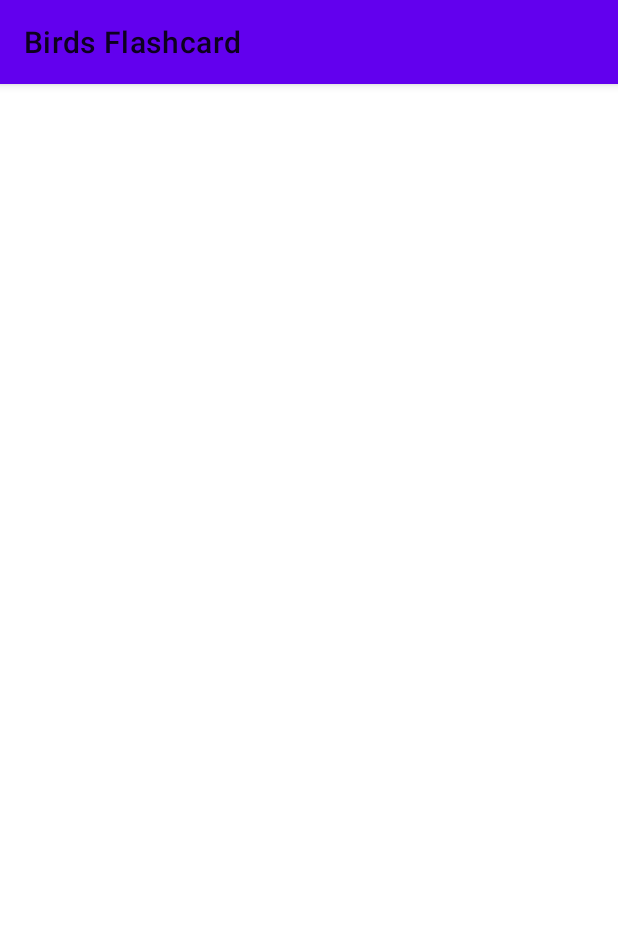
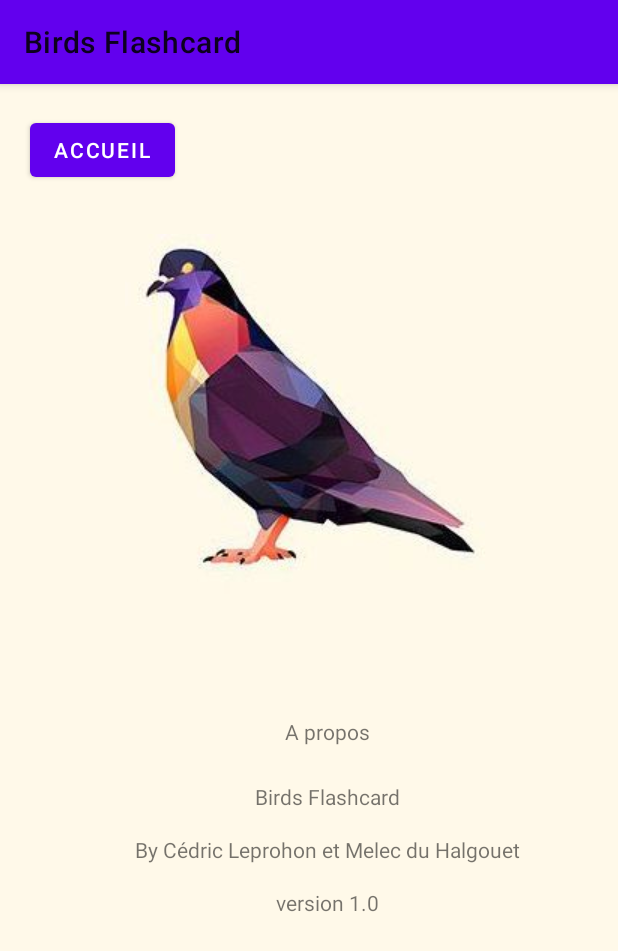
Before and after one commit to CedricLphn/Android-Birds-Flashcard, an Android app: the AboutActivity screen opened directly, with no data from a screen before it, on a phone screen of 412 x 824 dp. Shown: the top 951 px of the screen. Run offline under Robolectric (Android 15) with nearby library versions, the light colour scheme and no system bars.

Commit message:
about page mvp

```diff
--- a/app/src/main/java/com/cedricleprohon/birdsflashcard/AboutActivity.java
+++ b/app/src/main/java/com/cedricleprohon/birdsflashcard/AboutActivity.java
@@ -1,19 +1,55 @@
 package com.cedricleprohon.birdsflashcard;
 
+import android.content.Intent;
 import android.os.Bundle;
+import android.util.Log;
+import android.view.View;
+import android.widget.TextView;
 
 import androidx.annotation.Nullable;
 import androidx.appcompat.app.AppCompatActivity;
 
-public class AboutActivity extends AppCompatActivity {
-
-
-    public AboutActivity() {
-    }
+public class AboutActivity extends AppCompatActivity implements View.OnClickListener{
 
     @Override
     protected void onCreate(@Nullable Bundle savedInstanceState) {
         super.onCreate(savedInstanceState);
         setContentView(R.layout.about);
+
+
+        findViewById(R.id.backButton).setOnClickListener(this);
+
+
+        TextView versionView = findViewById(R.id.appVersion);
+        TextView devNames = findViewById(R.id.devNames);
+        TextView appName = findViewById(R.id.appName);
+
+        //setting VERSION_NAME, App Name, Devs Names to UI
+        String versionCode = BuildConfig.VERSION_NAME;
+        String versionCodeString = "version " + versionCode;
+        versionView.setText(versionCodeString);
+
+        String dev_names = "By Cédric Leprohon et Melec du Halgouet";
+        devNames.setText(dev_names);
+
+        String app_name = "Birds Flashcard";
+        appName.setText(app_name);
+    }
+
+    @Override
+    public void onClick(View v) {
+        switch (v.getId()){
+            case R.id.backButton:
+                backToHome();
+                break;
+            case R.id.aboutBird:
+                //goToGallery();
+                break;
+
+        }
+    }
+
+    private void backToHome() {
+        Application.backToHome(this);
     }
 }
--- a/app/src/main/java/com/cedricleprohon/birdsflashcard/BirdQuestionAdapter.java
+++ b/app/src/main/java/com/cedricleprohon/birdsflashcard/BirdQuestionAdapter.java
@@ -8,15 +8,12 @@ import android.view.View;
 import android.view.ViewGroup;
 import android.widget.ImageView;
 import android.widget.TextView;
-
-import androidx.annotation.NonNull;
 import androidx.constraintlayout.widget.ConstraintLayout;
 import androidx.recyclerview.widget.RecyclerView;
 
 import java.util.ArrayList;
 import java.util.List;
 
-import static androidx.core.content.ContextCompat.startActivity;
 
 public class BirdQuestionAdapter extends RecyclerView.Adapter<BirdQuestionAdapter.MyViewHolder> {
 
--- a/app/src/main/java/com/cedricleprohon/birdsflashcard/HomeActivity.java
+++ b/app/src/main/java/com/cedricleprohon/birdsflashcard/HomeActivity.java
@@ -43,7 +43,6 @@ public class HomeActivity extends AppCompatActivity implements View.OnClickListe
                 goToGallery();
                 break;
             case R.id.aboutButton:
-                Log.i("about", "clicked");
                 goToAbout();
                 break;
         }
@@ -51,7 +50,6 @@ public class HomeActivity extends AppCompatActivity implements View.OnClickListe
 
     private void goToAbout() {
         Intent intent = new Intent(this, AboutActivity.class);
-        //intent.putExtra(Application.FLASHCARDS_LIST.toString(), flashcards);
         startActivity(intent);
     }
 
--- a/app/src/main/res/layout/about.xml
+++ b/app/src/main/res/layout/about.xml
@@ -1,6 +1,70 @@
 <?xml version="1.0" encoding="utf-8"?>
 <androidx.constraintlayout.widget.ConstraintLayout
-    xmlns:android="http://schemas.android.com/apk/res/android" android:layout_width="match_parent"
-    android:layout_height="match_parent">
+    xmlns:android="http://schemas.android.com/apk/res/android"
+    xmlns:app="http://schemas.android.com/apk/res-auto"
+    xmlns:tools="http://schemas.android.com/tools"
+    android:layout_width="match_parent"
+    android:layout_height="match_parent"
+    android:background="@color/bgcolor">
 
+    <TextView
+        android:id="@+id/AboutTitle"
+        android:layout_width="wrap_content"
+        android:layout_height="wrap_content"
+        android:layout_marginTop="80dp"
+        android:text="A propos"
+        app:layout_constraintEnd_toEndOf="parent"
+        app:layout_constraintHorizontal_bias="0.535"
+        app:layout_constraintStart_toStartOf="parent"
+        app:layout_constraintTop_toBottomOf="@+id/aboutBird" />
+
+    <TextView
+        android:id="@+id/devNames"
+        android:layout_width="wrap_content"
+        android:layout_height="wrap_content"
+        android:layout_marginTop="16dp"
+        android:text="Nom des developpeurs"
+        app:layout_constraintEnd_toEndOf="@+id/AboutTitle"
+        app:layout_constraintStart_toStartOf="@+id/AboutTitle"
+        app:layout_constraintTop_toBottomOf="@+id/appName" />
+
+    <TextView
+        android:id="@+id/appVersion"
+        android:layout_width="wrap_content"
+        android:layout_height="wrap_content"
+        android:layout_marginTop="16dp"
+        android:text="AppVersion"
+        app:layout_constraintEnd_toEndOf="@+id/AboutTitle"
+        app:layout_constraintStart_toStartOf="@+id/AboutTitle"
+        app:layout_constraintTop_toBottomOf="@+id/devNames" />
+
+    <TextView
+        android:id="@+id/appName"
+        android:layout_width="wrap_content"
+        android:layout_height="wrap_content"
+        android:layout_marginTop="24dp"
+        android:text="Nom de l'app"
+        app:layout_constraintEnd_toEndOf="@+id/AboutTitle"
+        app:layout_constraintStart_toStartOf="@+id/AboutTitle"
+        app:layout_constraintTop_toBottomOf="@+id/AboutTitle" />
+
+    <ImageView
+        android:id="@+id/aboutBird"
+        android:layout_width="wrap_content"
+        android:layout_height="wrap_content"
+        android:layout_marginTop="100dp"
+        app:layout_constraintEnd_toEndOf="parent"
+        app:layout_constraintStart_toStartOf="parent"
+        app:layout_constraintTop_toTopOf="parent"
+        app:srcCompat="@drawable/bird" />
+
+    <Button
+        android:id="@+id/backButton"
+        android:layout_width="wrap_content"
+        android:layout_height="wrap_content"
+        android:layout_marginLeft="20dp"
+        android:layout_marginTop="20dp"
+        android:text="Accueil"
+        app:layout_constraintStart_toStartOf="parent"
+        app:layout_constraintTop_toTopOf="parent" />
 </androidx.constraintlayout.widget.ConstraintLayout>
```
